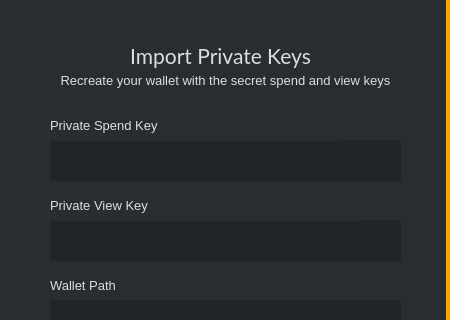
The window that src/gui/ui/importsecretkeys.ui (ConcealNetwork/conceal-desktop) describes before a commit, drawn with Qt 5; both pictures show x 0 to 450 and y 0 to 320 of the 450 by 550 pixel window.
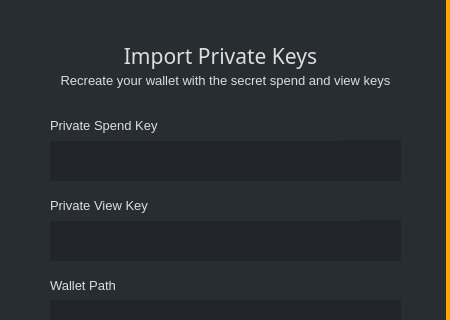
The same window after the commit.

Diff of the .ui file:
```diff
--- a/src/gui/ui/importsecretkeys.ui
+++ b/src/gui/ui/importsecretkeys.ui
@@ -270,7 +270,7 @@
     </property>
     <property name="font">
      <font>
-      <family>Lato</family>
+      <family>Raleway</family>
       <pointsize>16</pointsize>
      </font>
     </property>
```
Left out of the diff: 6 changed lines with no effect on the pictures.
